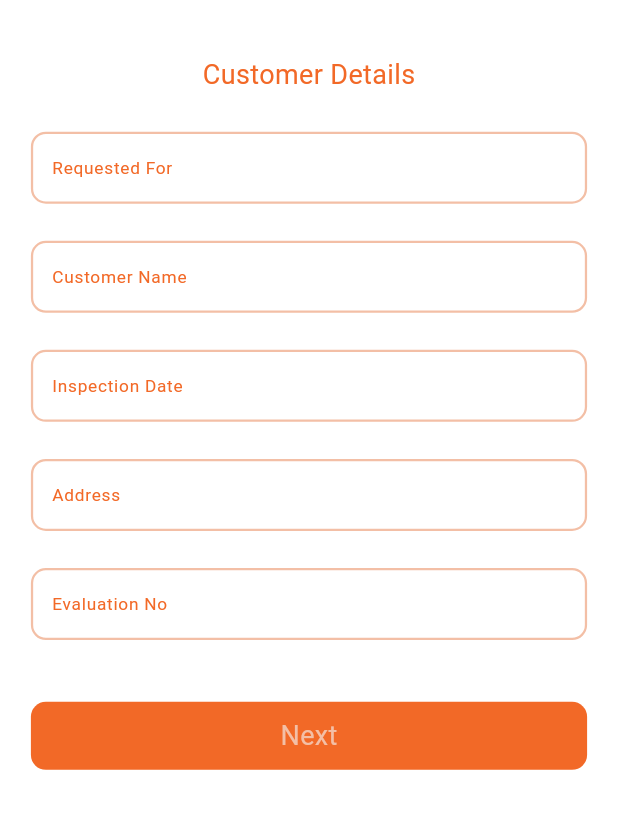
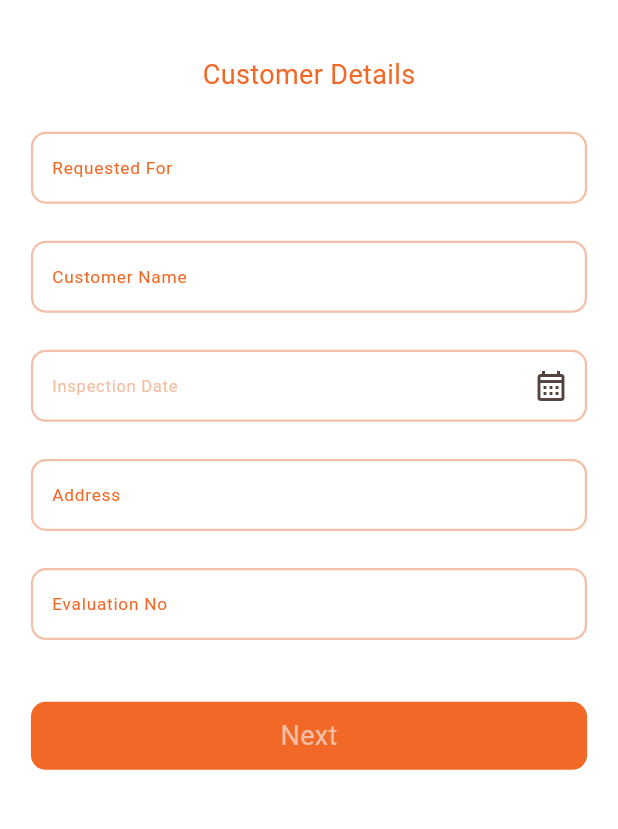
Before and after one commit to shayansaeed123/perfect, a Flutter app: the AddCars screen opened directly, on a phone screen of 412 x 824 dp, the part 96-925 px from its top. Run offline on Flutter 3.47's test engine with Material 3 defaults, Android fonts, the phone set to English and light mode, and no system bars; our stand-ins replace convex_bottom_bar, dio, dotted_border, flutter_image_compress, flutter_riverpod, get and 3 more; missing offline and left inert: google_mlkit_text_recognition; accounts and stored records are empty.

Commit message:
update
update

```diff
--- /dev/null
+++ b/lib/reuse/reusabledate.dart
@@ -0,0 +1,96 @@
+
+
+import 'package:flutter/material.dart';
+import 'package:intl/intl.dart';
+import 'package:project/controllers/color_controller.dart';
+
+Widget reusableDate(
+  BuildContext context,
+  DateTime lastDate,
+  DateTime? selectedTime,
+  Function(DateTime) selectdateontap,
+  Widget icon,
+  String hint,
+) {
+  final controller = TextEditingController(
+    text: selectedTime == null
+        ? ''
+        : DateFormat('yyyy-MM-dd').format(selectedTime),
+  );
+
+  return InkWell(
+    onTap: () async {
+      final DateTime initialDate =
+          (selectedTime != null && !selectedTime.isBefore(lastDate))
+              ? selectedTime
+              : DateTime.now();
+
+      final DateTime? picked = await showDatePicker(
+        context: context,
+        firstDate: lastDate,
+        lastDate: DateTime.now(),
+        initialDate: initialDate,
+        builder: (BuildContext context, Widget? child) {
+          return Theme(
+            data: ThemeData.light().copyWith(
+              colorScheme: ColorScheme.light(
+                primary: colorController.btnColor,
+                onPrimary: colorController.whiteColor,
+                onSurface: colorController.btnColor,
+              ),
+              dialogBackgroundColor: Colors.white,
+            ),
+            child: child!,
+          );
+        },
+      );
+
+      if (picked != null) {
+        selectdateontap(picked);
+      }
+    },
+    child: IgnorePointer(
+      child: TextFormField(
+        controller: controller,
+        style: TextStyle(fontSize: 12.0,color: colorController.blackColor,),
+        decoration: InputDecoration(
+          filled: true,
+          fillColor: colorController.whiteColor,
+          labelText: selectedTime != null ? hint : null, // Float only if date is selected
+          suffixIcon: icon,
+          hintText: selectedTime == null ? hint : null, // Show hint only if no date
+          hintStyle: TextStyle(
+            color: colorController.textfieldBorderColorBefore,
+            fontSize: 11,
+          ),
+          labelStyle: TextStyle(
+            color: colorController.textfieldBorderColorBefore,
+            fontSize: 11.5,
+          ),
+          border: OutlineInputBorder(
+            borderRadius: BorderRadius.circular(10),
+            borderSide: BorderSide(
+              color: colorController.textfieldBorderColorBefore,
+              width: 1.5,
+            ),
+          ),
+          enabledBorder: OutlineInputBorder(
+            borderRadius: BorderRadius.circular(10),
+            borderSide: BorderSide(
+              color: colorController.textfieldBorderColorBefore,
+              width: 1.5,
+            ),
+          ),
+          focusedBorder: OutlineInputBorder(
+            borderRadius: BorderRadius.circular(10),
+            borderSide: BorderSide(
+              color: colorController.textfieldBorderColorAfter,
+              width: 1.5,
+            ),
+          ),
+          contentPadding: EdgeInsets.symmetric(vertical: 0.0, horizontal: 10),
+        ),
+      ),
+    ),
+  );
+}
--- a/lib/views/dashboard/customerdetails.dart
+++ b/lib/views/dashboard/customerdetails.dart
@@ -8,6 +8,7 @@ import 'package:project/controllers/notifier/carfoamnotifier.dart';
 import 'package:project/controllers/notifier/progressnotifier.dart';
 import 'package:project/controllers/textfieldcontrollers.dart';
 import 'package:project/reuse/reusablebtn.dart';
+import 'package:project/reuse/reusabledate.dart';
 import 'package:project/reuse/reusabletext.dart';
 import 'package:project/reuse/reusabletextfield.dart';
 
@@ -19,6 +20,8 @@ class CustomerDetails extends ConsumerStatefulWidget {
 }
 
 class _CustomerDetailsState extends ConsumerState<CustomerDetails> {
+  DateTime? selectedDate;
+  late DateTime lastDate = DateTime(1970, 1, 1);
   @override
   Widget build(BuildContext context) {
     // final progressPercent = ref.watch(progressPercentageProvider);
@@ -36,7 +39,13 @@ class _CustomerDetailsState extends ConsumerState<CustomerDetails> {
               reusableTextField(context, reusabletextfieldcontroller.customerName, 'Customer Name', colorController.textfieldColor, FocusNode(), (){}),
               // SizedBox(height: MediaQuery.sizeOf(context).height * 0.03,),
               reusablaSizaBox(context, 0.03),
-              reusableTextField(context, reusabletextfieldcontroller.inspectiondate, 'Inspection Date', colorController.textfieldColor, FocusNode(), (){}),
+              reusableDate(context, lastDate, selectedDate, (DateTime timeofday){
+                                  setState(() {
+                                            selectedDate = timeofday;
+                                            print('date $selectedDate');
+                                          });
+                                }, Icon(Icons.calendar_month_outlined),'Inspection Date',),
+              // reusableTextField(context, reusabletextfieldcontroller.inspectiondate, 'Inspection Date', colorController.textfieldColor, FocusNode(), (){}),
               // SizedBox(height: MediaQuery.sizeOf(context).height * 0.03,),
               reusablaSizaBox(context, 0.03),
               reusableTextField(context, reusabletextfieldcontroller.address, 'Address', colorController.textfieldColor, FocusNode(), (){}),
@@ -50,7 +59,7 @@ class _CustomerDetailsState extends ConsumerState<CustomerDetails> {
                 ref.read(carFormProvider.notifier).updateCustomerDetails(
   requestedFor: reusabletextfieldcontroller.requested.text,
   customerName: reusabletextfieldcontroller.customerName.text,
-  inspectionDate: reusabletextfieldcontroller.inspectiondate.text,
+  inspectionDate: selectedDate.toString(),
   address: reusabletextfieldcontroller.address.text,
   evaluationNo: reusabletextfieldcontroller.evaluationNo.text,
   );
--- a/pubspec.yaml
+++ b/pubspec.yaml
@@ -52,6 +52,7 @@ dependencies:
   dio:
   change_app_package_name:
   rename_app:
+  intl:
 
 dev_dependencies:
   flutter_test:
```
Also changed, not shown: lib/views/dashboard/cardetails1.dart (+10 -10 lines), lib/views/dashboard/cardetails2.dart (+4 -4 lines), pubspec.lock.
